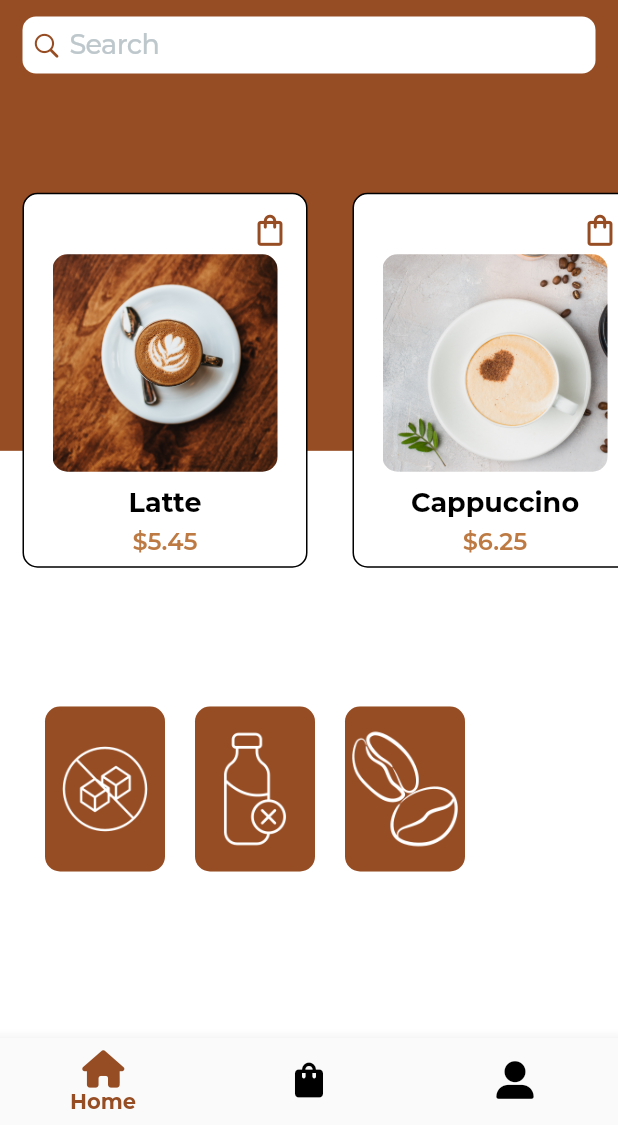
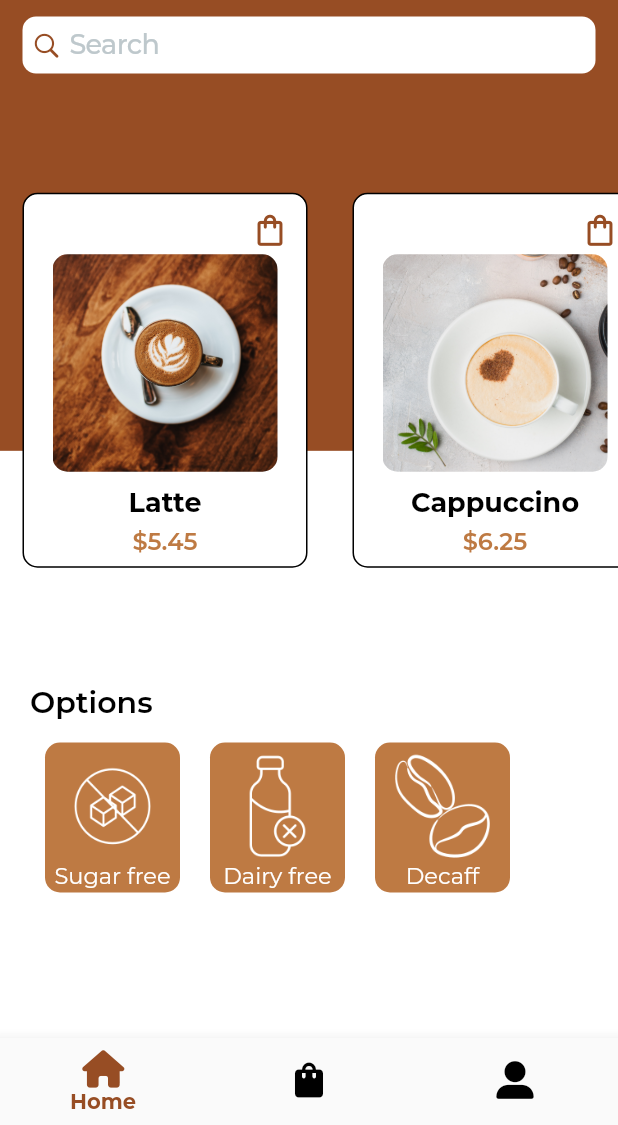
Before and after one commit to naomitimm/TopPot, a Flutter app: the screen it shows after launch, on a phone screen of 412 x 824 dp, the part 111-1236 px from its top. Run offline on Flutter 3.47's test engine with Material 2 defaults, Android fonts, the phone set to English and light mode, and no system bars; our stand-ins replace font_awesome_flutter, go_router, google_fonts; Roboto replaces fonts that are missing (Rancho).

Commit message:
final tweaks 1

```diff
--- a/top_pot_app/lib/presentation/dashboard/home_page.dart
+++ b/top_pot_app/lib/presentation/dashboard/home_page.dart
@@ -59,23 +59,23 @@ class _HomePageState extends State<HomePage> {
           const SizedBox(
             height: 15,
           ),
+          const Padding(
+            padding: EdgeInsets.symmetric(horizontal: 20),
+            child: MiniHeadline(color: Colors.black, text: "Options"),
+          ),
           Padding(
             padding: const EdgeInsets.symmetric(vertical: 10, horizontal: 20),
-              child: SizedBox(
-                height: 120,
-                width: double.infinity,
-                child: ListView(
-                  scrollDirection: Axis.horizontal,
+            child: Row(
               children: const [
                 HomeOptionCard(
-                        image: "assets/coffee/sugar-free.png", name: "Decaf"),
+                    image: "assets/coffee/sugar-free.png", name: "Sugar free"),
                 HomeOptionCard(
-                        image: "assets/coffee/dairy-free.png", name: "Decaf"),
+                    image: "assets/coffee/dairy-free.png", name: "Dairy free"),
                 HomeOptionCard(
-                        image: "assets/coffee/decaff.png", name: "Decaf"),
+                    image: "assets/coffee/decaff.png", name: "Decaff"),
               ],
             ),
-              )),
+          )
         ],
       ),
     );
--- a/top_pot_app/lib/presentation/dashboard/widgets/cards.dart
+++ b/top_pot_app/lib/presentation/dashboard/widgets/cards.dart
@@ -110,34 +110,38 @@ class HomeOptionCard extends StatelessWidget {
     return Padding(
       padding: const EdgeInsets.symmetric(horizontal: 10, vertical: 5),
       child: Container(
-        width: 80,
-        decoration: BoxDecoration(
-            color: const Color.fromRGBO(151, 77, 36, 1),
-            border: Border.all(
-              color: const Color.fromRGBO(151, 77, 36, 1).withOpacity(0.1),
+        width: 90,
+        height: 100,
+        decoration: const BoxDecoration(
+            color: Color.fromRGBO(190, 122, 67, 1),
+            borderRadius: BorderRadius.all(Radius.circular(10))),
+        child: Stack(
+          children: [
+            Align(
+              alignment: Alignment.topCenter,
+              child: Container(
+                  width: 70,
+                  height: 85,
+                  decoration: BoxDecoration(
+                    image: DecorationImage(
+                        image: AssetImage(image), fit: BoxFit.scaleDown),
+                  )),
             ),
-            borderRadius: const BorderRadius.all(Radius.circular(10))),
-        child: Container(
-            width: 60,
-            decoration: BoxDecoration(
-              image: DecorationImage(
-                  image: AssetImage(image), fit: BoxFit.scaleDown),
-            )),
+            Padding(
+              padding: const EdgeInsets.only(bottom: 3),
+              child: Align(
+                  alignment: Alignment.bottomCenter,
+                  child: Text(name,
+                      style: GoogleFonts.montserrat(
+                        textStyle: const TextStyle(
+                          color: Colors.white,
+                          fontSize: 15,
+                        ),
+                      ))),
+            ),
+          ],
+        ),
       ),
-
-      // Padding(
-      //   padding: const EdgeInsets.only(bottom: 10, right: 5),
-      //   child: Align(
-      //     alignment: Alignment.bottomRight,
-      //     child: Text(name,
-      //         style: GoogleFonts.montserrat(
-      //           textStyle: const TextStyle(
-      //               color: Colors.black,
-      //               fontSize: 14,
-      //               fontWeight: FontWeight.w700),
-      //         )),
-      //   ),
-      // ),
     );
   }
 }
```
Lines whose indentation alone changed are shown as unchanged.
